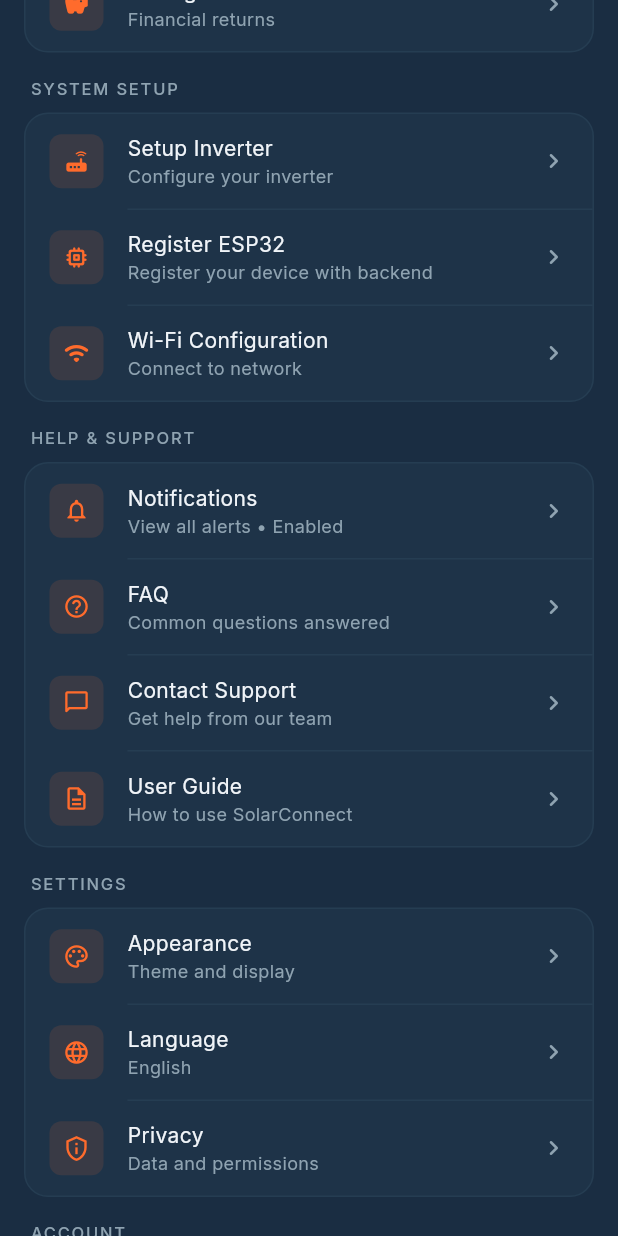
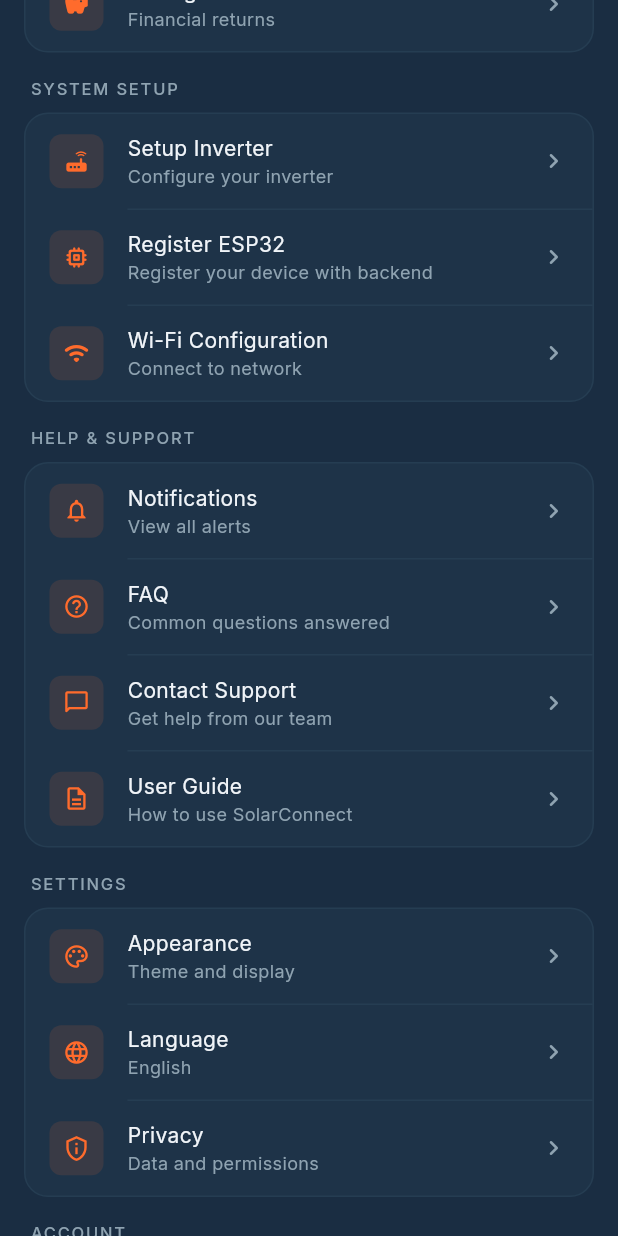
Before and after one commit to prabhjotkour21/solarconnect_app, a Flutter app: the MeScreen screen opened directly, scrolled down 576 dp, on a phone screen of 412 x 824 dp. Run offline on Flutter 3.47's test engine with Material 3 defaults, Android fonts, the phone set to English and light mode, and no system bars; our stand-ins replace google_fonts, percent_indicator, shared_preferences, socket_io_client; missing offline and left inert: wifi_scan; accounts and stored records are empty.

Commit message:
Update Me screen

```diff
--- a/lib/screens/me/me_screen.dart
+++ b/lib/screens/me/me_screen.dart
@@ -1,6 +1,5 @@
 import 'package:flutter/material.dart';
 import '../../main.dart';
-import '../../models/notification_preference.dart';
 import '../../services/service_locator.dart';
 import '../../theme/app_colors.dart';
 import '../../theme/app_text_styles.dart';
@@ -30,49 +29,10 @@ class _MeScreenState extends State<MeScreen> {
   String _inverterStatus = 'offline';
   bool _isLoadingProfile = true;
 
-  // Dynamic notification preferences
-  NotificationPreference? _notificationPrefs;
-  bool _isLoadingNotificationPrefs = false;
-
   @override
   void initState() {
     super.initState();
     _loadUserProfile();
-    _loadNotificationPreferences();
-  }
-
-  Future<void> _loadNotificationPreferences() async {
-    setState(() {
-      _isLoadingNotificationPrefs = true;
-    });
-
-    final token = await ServiceLocator.instance.authService.getStoredToken();
-    if (token == null || token.isEmpty) {
-      setState(() {
-        _isLoadingNotificationPrefs = false;
-        _notificationPrefs = NotificationPreference.defaultPreferences();
-      });
-      return;
-    }
-
-    try {
-      final prefs = await ServiceLocator.instance.notificationService
-          .getNotificationPreferences(token);
-      if (mounted) {
-        setState(() {
-          _notificationPrefs = prefs;
-          _isLoadingNotificationPrefs = false;
-        });
-      }
-    } catch (e) {
-      print('[ME_SCREEN] Error loading notification preferences: $e');
-      if (mounted) {
-        setState(() {
-          _notificationPrefs = NotificationPreference.defaultPreferences();
-          _isLoadingNotificationPrefs = false;
-        });
-      }
-    }
   }
 
   Future<void> _loadUserProfile() async {
@@ -567,30 +527,23 @@ class _MeScreenState extends State<MeScreen> {
                         const SizedBox(height: AppConstants.paddingMD),
                         const _SectionLabel('Help & Support'),
                         _MenuGroup(
-                          items: [
+                          items: const [
                             _MenuItem(
                               Icons.notifications_outlined,
                               'Notifications',
-                              _notificationPrefs != null
-                                  ? (_notificationPrefs!.enableAppNotifications
-                                      ? 'View all alerts • Enabled'
-                                      : 'Notifications disabled')
-                                  : 'View all alerts',
-                              notificationEnabled:
-                                  _notificationPrefs?.enableAppNotifications ??
-                                      true,
+                              'View all alerts',
                             ),
-                            const _MenuItem(
+                            _MenuItem(
                               Icons.help_outline_rounded,
                               'FAQ',
                               'Common questions answered',
                             ),
-                            const _MenuItem(
+                            _MenuItem(
                               Icons.chat_bubble_outline_rounded,
                               'Contact Support',
                               'Get help from our team',
                             ),
-                            const _MenuItem(
+                            _MenuItem(
                               Icons.description_outlined,
                               'User Guide',
                               'How to use SolarConnect',
@@ -909,14 +862,11 @@ class _MenuItem {
   final String title;
   final String subtitle;
   final bool isDestructive;
-  final bool? notificationEnabled;
-
   const _MenuItem(
     this.icon,
     this.title,
     this.subtitle, {
     this.isDestructive = false,
-    this.notificationEnabled,
   });
 }
 
@@ -1003,29 +953,7 @@ class _MenuGroup extends StatelessWidget {
                             ],
                           ),
                         ),
-                        // Show badge for disabled notifications
-                        if (item.notificationEnabled == false)
-                          Container(
-                            padding: const EdgeInsets.symmetric(
-                              horizontal: 8,
-                              vertical: 4,
-                            ),
-                            decoration: BoxDecoration(
-                              color: AppColors.warning.withValues(alpha: 0.15),
-                              borderRadius: BorderRadius.circular(12),
-                              border: Border.all(
-                                color: AppColors.warning.withValues(alpha: 0.3),
-                              ),
-                            ),
-                            child: Text(
-                              'Disabled',
-                              style: AppTextStyles.labelSmall.copyWith(
-                                color: AppColors.warning,
-                                fontSize: 11,
-                              ),
-                            ),
-                          )
-                        else if (!item.isDestructive)
+                        if (!item.isDestructive)
                           Icon(
                             Icons.chevron_right_rounded,
                             color: cs.onSurfaceVariant,
```
